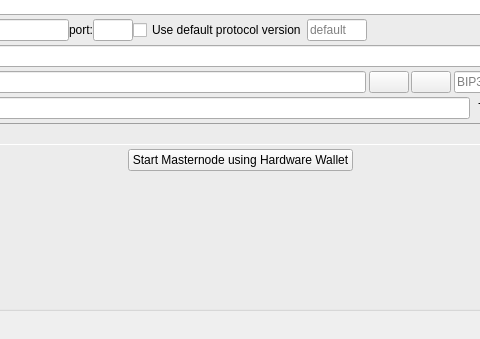
Old version of the form src/ui/ui_main_dlg.ui in the repository Bertrand256/dash-masternode-tool; both pictures show x 207 to 687 and y 162 to 501 of the 903 by 501 pixel window.
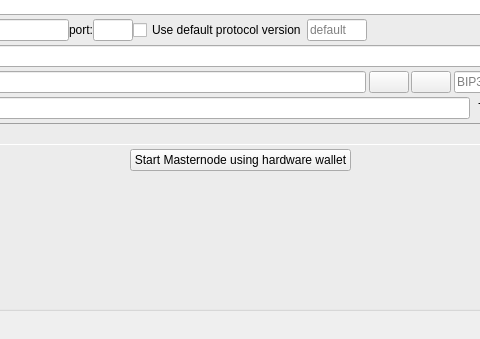
New version of the form.

Diff of the .ui file:
```diff
--- a/src/ui/ui_main_dlg.ui
+++ b/src/ui/ui_main_dlg.ui
@@ -697,7 +697,7 @@
                 <string notr="true"/>
                </property>
                <property name="text">
-                <string>Start Masternode using Hardware Wallet</string>
+                <string>Start Masternode using hardware wallet</string>
                </property>
               </widget>
              </item>
```
Left out of the diff: 4 changed lines with no effect on the pictures.
